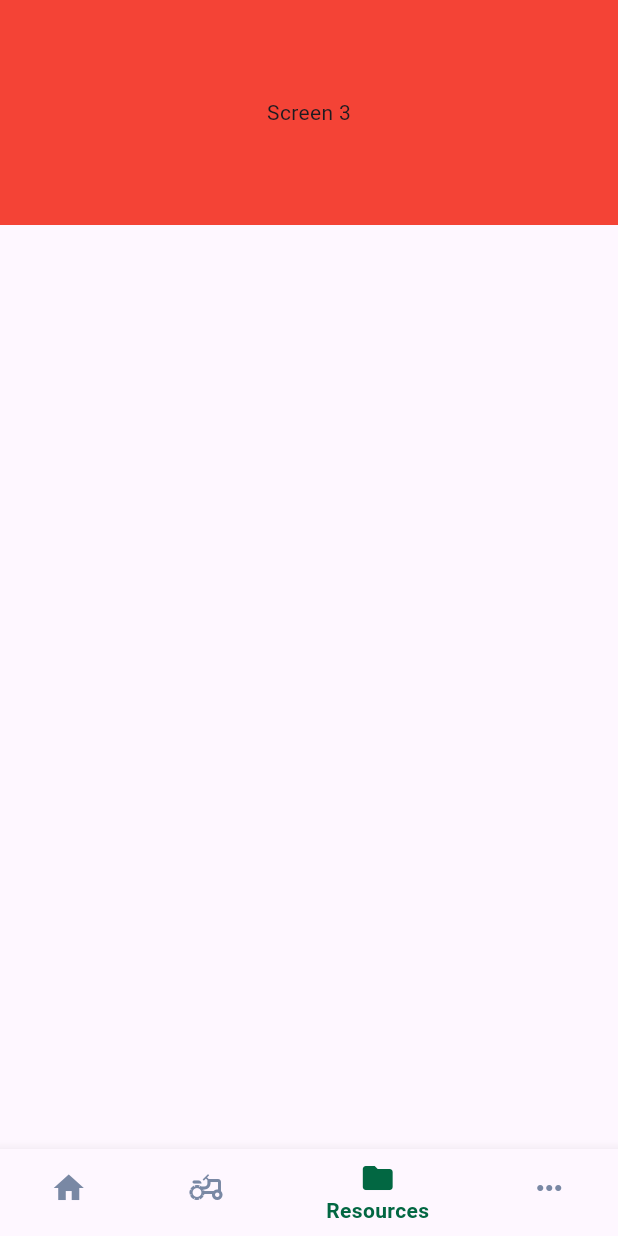
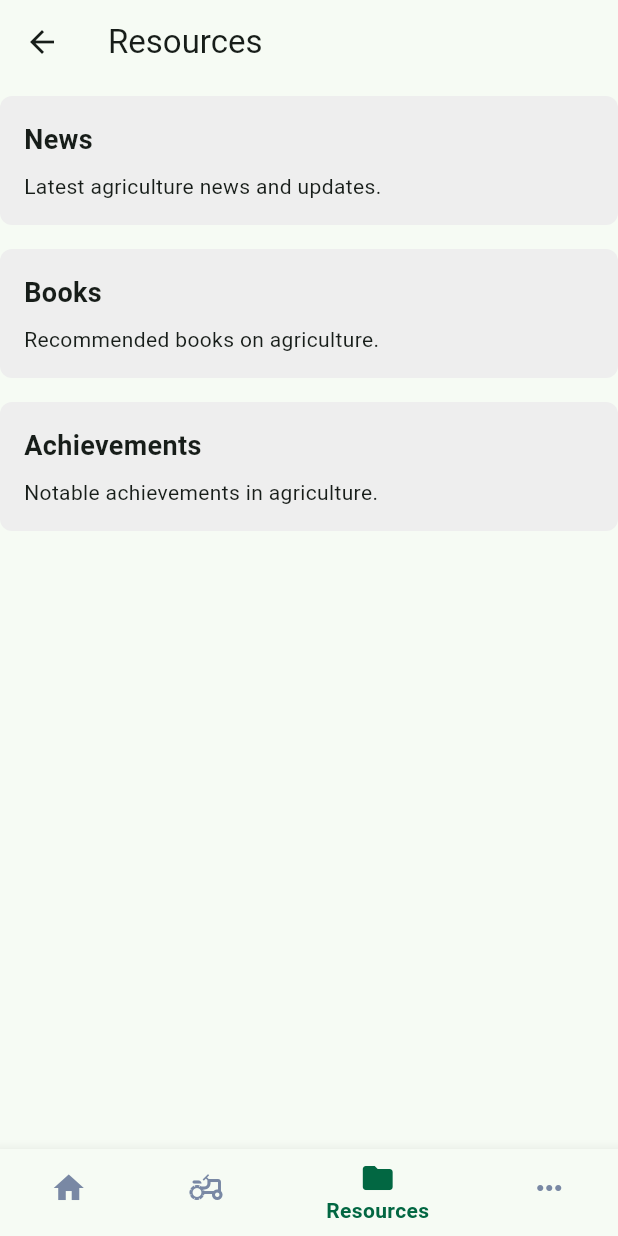
Before and after one commit to MASL-FUTA/Cassava.AI-frontend, a Flutter app: the DashboardPage screen opened directly, item 3 of the bottom bar chosen, on a phone screen of 412 x 824 dp. Run offline on Flutter 3.47's test engine with Material 3 defaults, Android fonts, the phone set to English and light mode, and no system bars; our stand-ins replace bloc, carousel_slider, equatable, flutter_bloc, hive, hive_flutter and 1 more; accounts and stored records are empty.

Commit message:
more and resources page created

```diff
--- a/lib/main.dart
+++ b/lib/main.dart
@@ -30,7 +30,7 @@ class MyApp extends StatelessWidget {
         title: 'Flutter Demo',
         theme: ThemeData(
 
-          colorScheme: ColorScheme.fromSeed(seedColor: Colors.deepPurple),
+          colorScheme: ColorScheme.fromSeed(seedColor:  Color(0xFF026742)),
           useMaterial3: true,
         ),
         home: LoginPage(),
--- a/lib/pages/create_account_pages/login_page.dart
+++ b/lib/pages/create_account_pages/login_page.dart
@@ -34,7 +34,8 @@ class _LoginPageState extends State<LoginPage> {
           ),
         )
       ),
-      body: Padding(
+      body: SingleChildScrollView(
+        child: Padding(
           padding: const EdgeInsets.all(16.0),
           child: Column(
             crossAxisAlignment: CrossAxisAlignment.start,
@@ -168,6 +169,7 @@ class _LoginPageState extends State<LoginPage> {
             ],
           ),
         ),
+      ),
     );
   }
 }
--- a/lib/pages/farm_pages/dashboard_page.dart
+++ b/lib/pages/farm_pages/dashboard_page.dart
@@ -3,6 +3,8 @@
 import 'package:flutter/material.dart';
 import 'package:masl_futa_agric/pages/farm_pages/farm_page.dart';
 import 'package:masl_futa_agric/pages/farm_pages/model/farm_model.dart';
+import 'package:masl_futa_agric/pages/farm_pages/more_screen_page.dart';
+import 'package:masl_futa_agric/pages/farm_pages/resource_page.dart';
 import 'home_page.dart';
 
 
@@ -35,8 +37,8 @@ class _DashboardPageState extends State<DashboardPage> {
     final List<Widget> children = [
     HomePage(farms: farms),
     FarmPage(),
-    Screen3(),
-    Screen4(),
+    ResourcesScreen(),
+    MoreScreen(),
   ];
 
 
--- /dev/null
+++ b/lib/pages/farm_pages/resource_page.dart
@@ -0,0 +1,62 @@
+import 'package:flutter/material.dart';
+
+class ResourcesScreen extends StatelessWidget {
+  @override
+  Widget build(BuildContext context) {
+    return Scaffold(
+      appBar: AppBar(
+        title: Text('Resources'),
+      ),
+      body: SingleChildScrollView(
+        child: Column(
+          crossAxisAlignment: CrossAxisAlignment.stretch,
+          children: [
+            ResourceContainer(
+              title: 'News',
+              description: 'Latest agriculture news and updates.',
+            ),
+            ResourceContainer(
+              title: 'Books',
+              description: 'Recommended books on agriculture.',
+            ),
+            ResourceContainer(
+              title: 'Achievements',
+              description: 'Notable achievements in agriculture.',
+            ),
+            // Add more ResourceContainer widgets as needed.
+          ],
+        ),
+      ),
+    );
+  }
+}
+
+class ResourceContainer extends StatelessWidget {
+  final String title;
+  final String description;
+
+  ResourceContainer({required this.title, required this.description});
+
+  @override
+  Widget build(BuildContext context) {
+    return Container(
+      padding: EdgeInsets.all(16),
+      margin: EdgeInsets.symmetric(vertical: 8),
+      decoration: BoxDecoration(
+        color: Colors.grey[200],
+        borderRadius: BorderRadius.circular(8),
+      ),
+      child: Column(
+        crossAxisAlignment: CrossAxisAlignment.start,
+        children: [
+          Text(
+            title,
+            style: TextStyle(fontSize: 18, fontWeight: FontWeight.bold),
+          ),
+          SizedBox(height: 8),
+          Text(description),
+        ],
+      ),
+    );
+  }
+}
```
Also changed, not shown: lib/pages/create_account_pages/register_page.dart (+6 -4 lines), lib/pages/farm_pages/more_screen_page.dart (added, +48 -0 lines). Lines whose indentation alone changed are shown as unchanged.
